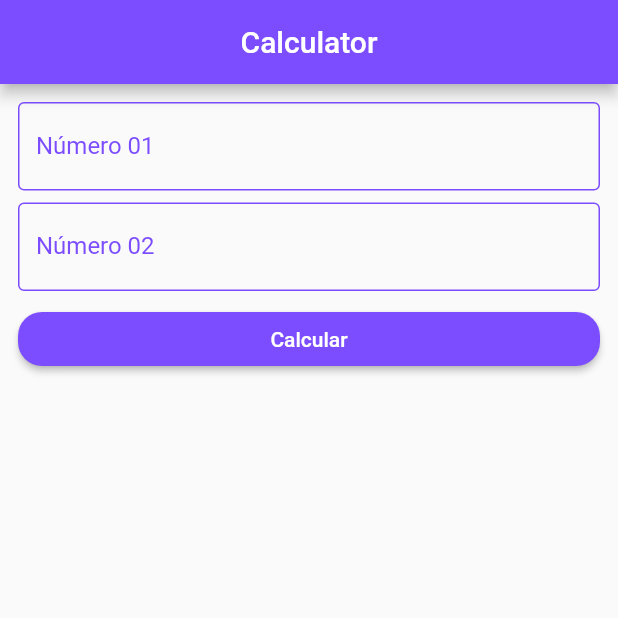
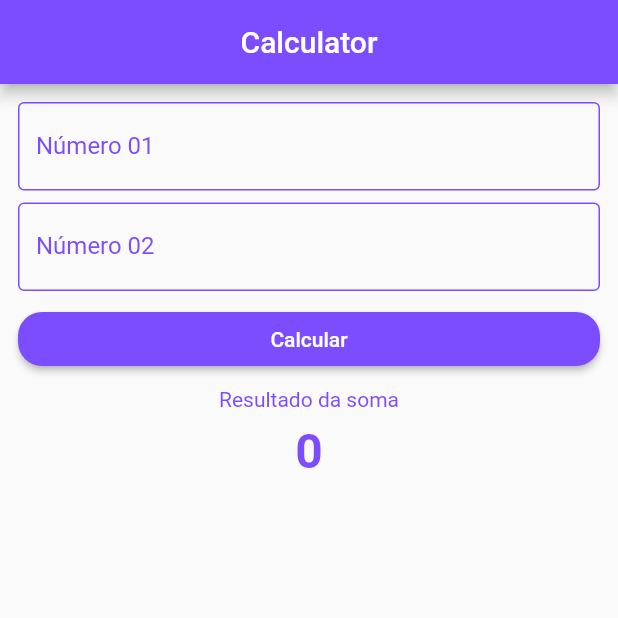
Before and after one commit to SamuWesll/calculator, a Flutter app: the screen it shows after launch, after a tap on "Calcular", on a phone screen of 412 x 824 dp, the top half of it. Run offline on Flutter 3.47's test engine with Material 2 defaults, Android fonts, the phone set to English and light mode, and no system bars.

Commit message:
terceira parte

```diff
--- a/lib/main.dart
+++ b/lib/main.dart
@@ -10,6 +10,11 @@ class MyApp extends StatefulWidget {
 }
 
 class _MyAppState extends State<MyApp> {
+  String result = 'Resultado da soma';
+  String vlResult = '0';
+  double number1 = 0.0;
+  double number2 = 0.0;
+
   @override
   Widget build(BuildContext context) {
     return MaterialApp(
@@ -25,6 +30,9 @@ class _MyAppState extends State<MyApp> {
           child: Column(
             children: [
               TextField(
+                onChanged: (value) {
+                  this.number1 = double.parse(value);
+                },
                 keyboardType: TextInputType.number,
                 style: TextStyle(color: Colors.deepPurpleAccent),
                 decoration: InputDecoration(
@@ -38,6 +46,9 @@ class _MyAppState extends State<MyApp> {
               ),
               Padding(padding: EdgeInsets.all(4.0)),
               TextField(
+                onChanged: (value) {
+                  this.number2 = double.parse(value);
+                },
                 keyboardType: TextInputType.number,
                 style: TextStyle(color: Colors.deepPurpleAccent),
                 decoration: InputDecoration(
@@ -53,13 +64,27 @@ class _MyAppState extends State<MyApp> {
               SizedBox(
                 width: double.infinity,
                 child: ElevatedButton(
-                    onPressed: () {},
+                    onPressed: _calcular,
                     child: Text('Calcular'),
                     style: ButtonStyle(
                         backgroundColor:
                             MaterialStateProperty.all(Colors.deepPurpleAccent),
                         shape: MaterialStateProperty.all(RoundedRectangleBorder(
                             borderRadius: BorderRadius.circular(16))))),
+              ),
+              Padding(padding: EdgeInsets.all(4.0)),
+              Text(
+                this.result,
+                style: TextStyle(color: Colors.deepPurpleAccent),
+              ),
+              Padding(padding: EdgeInsets.all(4.0)),
+              Text(
+                vlResult,
+                style: TextStyle(
+                  color: Colors.deepPurpleAccent,
+                  fontSize: 32,
+                  fontWeight: FontWeight.bold,
+                ),
               )
             ],
           ),
@@ -67,4 +92,11 @@ class _MyAppState extends State<MyApp> {
       ),
     );
   }
+
+  void _calcular() {
+    double calc = this.number1 + this.number2;
+    setState(() {
+      this.vlResult = calc.toStringAsFixed(0);
+    });
+  }
 }
```
